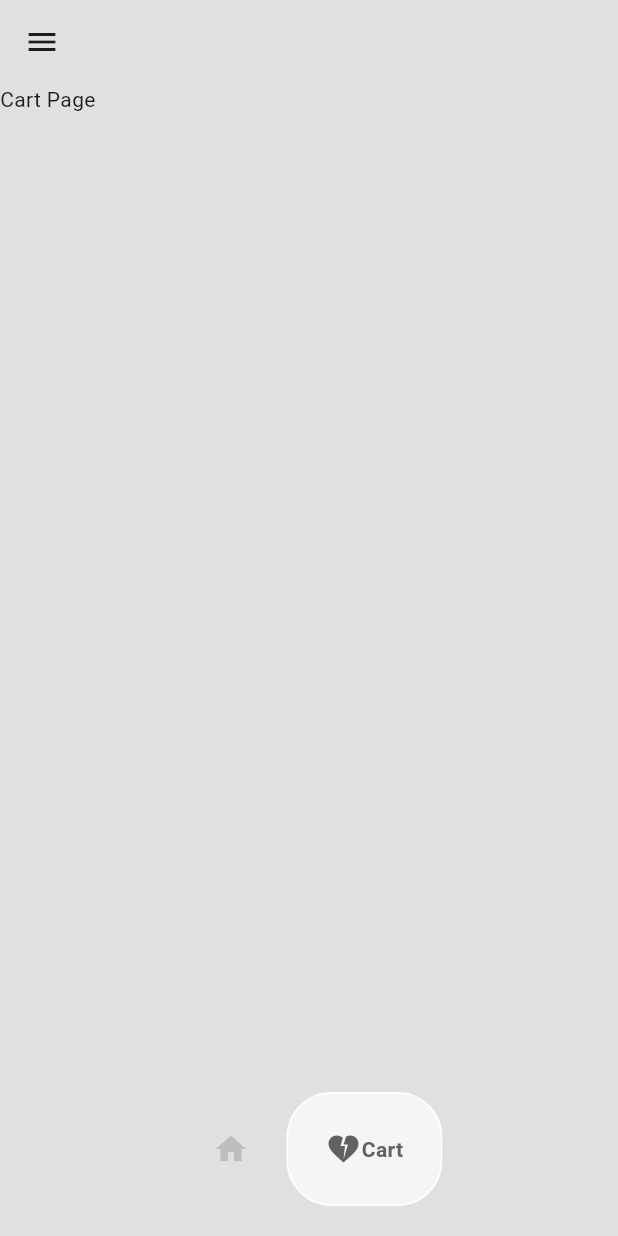
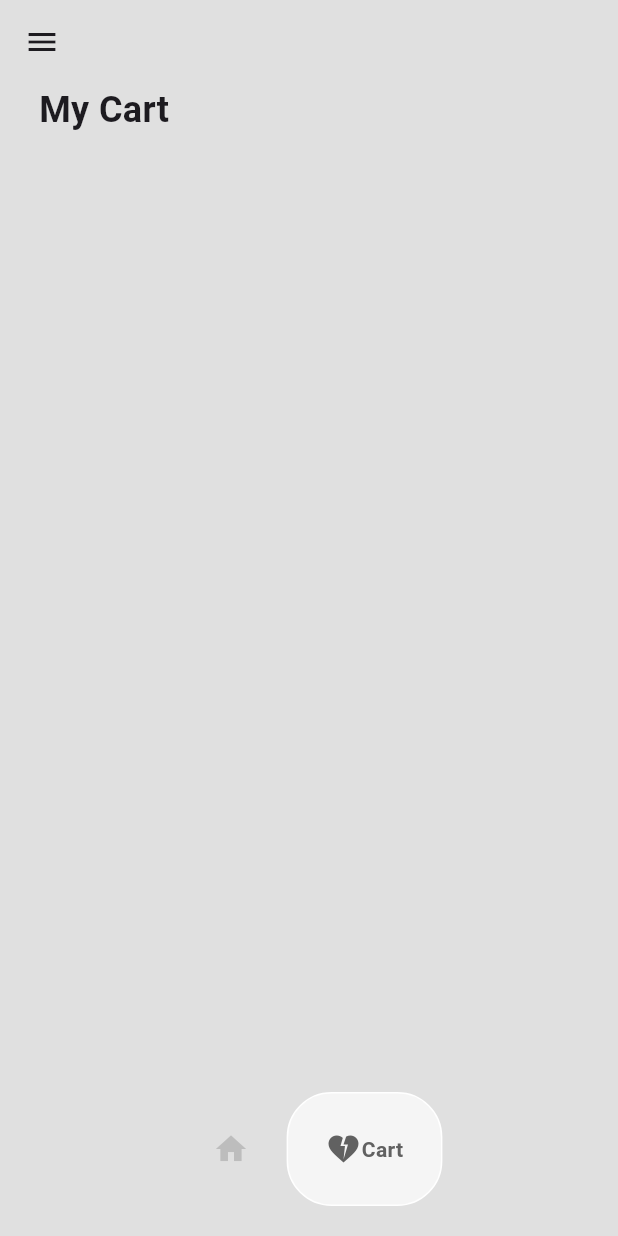
Before and after one commit to selimsshady0/sneaker_shop, a Flutter app: the HomePage screen opened directly, item 2 of the bottom bar chosen, on a phone screen of 412 x 824 dp. Run offline on Flutter 3.47's test engine with Material 3 defaults, Android fonts, the phone set to English and light mode, and no system bars; drawn by our look-alikes of google_nav_bar.

Commit message:
Files Upload

```diff
--- a/lib/constants.dart
+++ b/lib/constants.dart
@@ -49,3 +49,8 @@ const TextStyle kShoeName = TextStyle(
 const TextStyle kShoePrice = TextStyle(
   color: Colors.grey,
 );
+
+const TextStyle kCartHeader = TextStyle(
+  fontWeight: FontWeight.bold,
+  fontSize: 24,
+);
--- a/lib/pages/cart_page.dart
+++ b/lib/pages/cart_page.dart
@@ -1,13 +1,44 @@
 import 'package:flutter/material.dart';
+import 'package:provider/provider.dart';
+import 'package:sneaker_shop/components/cart_item.dart';
+import 'package:sneaker_shop/constants.dart';
+import 'package:sneaker_shop/models/cart.dart';
+import 'package:sneaker_shop/models/shoe.dart';
 
 class CartPage extends StatelessWidget {
   const CartPage({super.key});
 
   @override
   Widget build(BuildContext context) {
-    return Scaffold(
-      backgroundColor: Colors.grey[300],
-      body: const Text("Cart Page"),
+    return Consumer<Cart>(
+      builder: (context, value, child) => Padding(
+        padding: const EdgeInsets.symmetric(horizontal: 26),
+        child: Column(
+          crossAxisAlignment: CrossAxisAlignment.start,
+          children: [
+            // header
+            const Text(
+              "My Cart",
+              style: kCartHeader,
+            ),
+
+            const SizedBox(
+              height: 10,
+            ),
+
+            Expanded(
+              child: ListView.builder(
+                itemCount: value.getUserCart().length,
+                itemBuilder: (context, index) {
+
+                  Shoe individualShoe = value.getUserCart()[index];
+                  return CartItem(shoe: individualShoe,);
+                },
+              ),
+            ),
+          ],
+        ),
+      ),
     );
   }
 }
```
Also changed, not shown: lib/components/cart_item.dart (added, +36 -0 lines), lib/components/shoe_tile.dart (+6 -2 lines), lib/pages/shop_page.dart (+24 -2 lines), 5 other files.
